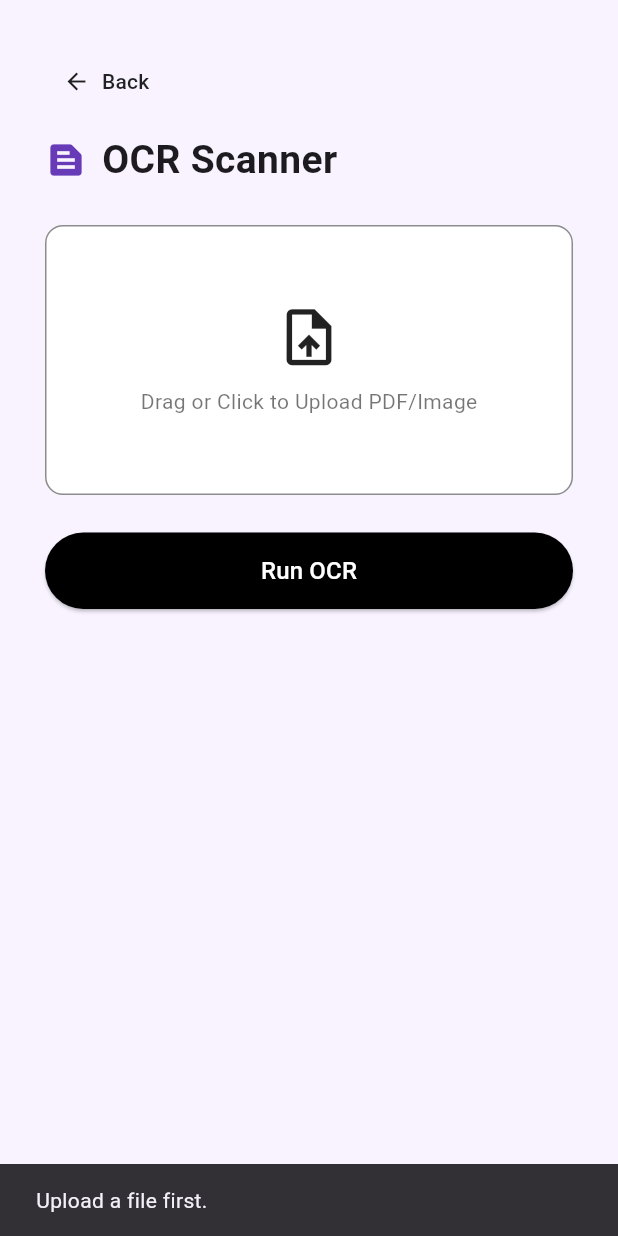
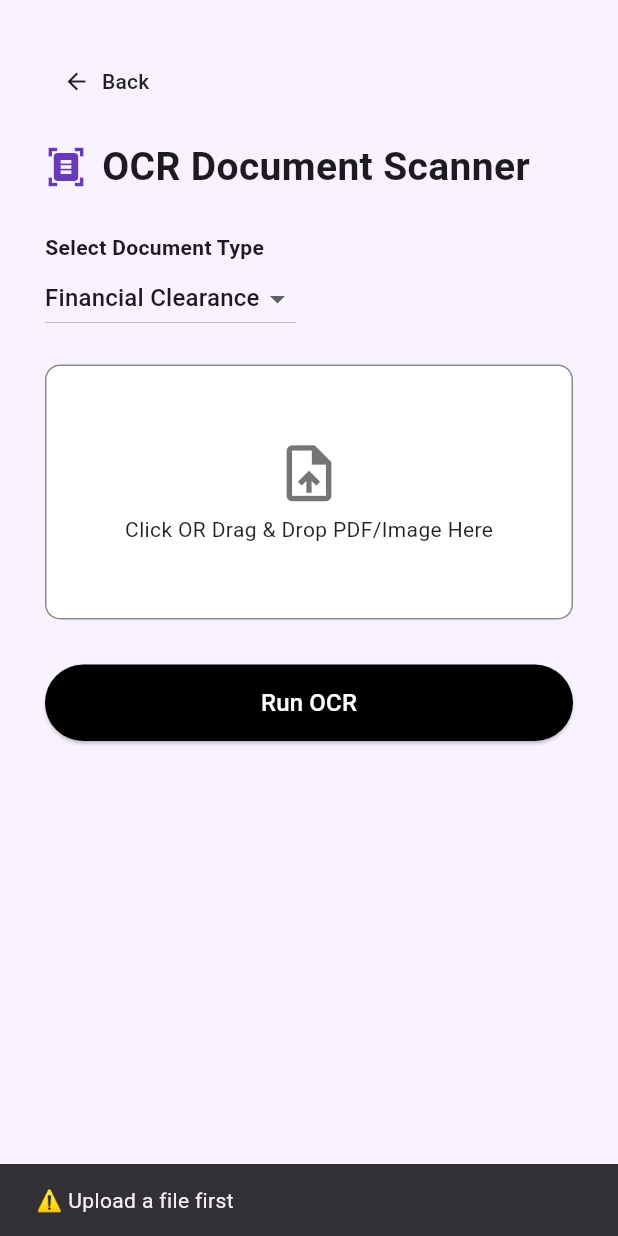
Before and after one commit to G11-AppDevProject/g11_frontend_appdevproject, a Flutter app: the FacultyOCRScreen screen opened directly with empty values, after a tap on "Run OCR", on a phone screen of 412 x 824 dp. Run offline on Flutter 3.47's test engine with Material 3 defaults, Android fonts, the phone set to English and light mode, and no system bars; our stand-ins replace file_picker.

Commit message:
Added OCR feature + UI + PDF recognition

```diff
--- a/smart_clearance_app/lib/screens/faculty/faculty_ocr_screen.dart
+++ b/smart_clearance_app/lib/screens/faculty/faculty_ocr_screen.dart
@@ -1,7 +1,8 @@
+import 'dart:convert';
+import 'dart:typed_data';
 import 'package:flutter/material.dart';
 import 'package:file_picker/file_picker.dart';
-import 'dart:typed_data';
-
+import 'package:http/http.dart' as http;
 
 class FacultyOCRScreen extends StatefulWidget {
   final String requestId;
@@ -14,59 +15,83 @@ class FacultyOCRScreen extends StatefulWidget {
 class _FacultyOCRScreenState extends State<FacultyOCRScreen> {
   Uint8List? selectedFileBytes;
   String? selectedFileName;
+  String selectedDocType = "Financial Clearance";
   bool isLoading = false;
 
-  // =========================
-  // PICK FILE (PDF / IMAGE)
-  // =========================
+  // 🔥 YOUR API KEY
+  final String apiKey = "K83221736988957";
+
+  // ========================= PICK FILE =========================
   Future<void> pickFile() async {
     final result = await FilePicker.platform.pickFiles(
       withData: true,
-      allowMultiple: false,
       type: FileType.custom,
-      allowedExtensions: ['pdf', 'jpg', 'jpeg', 'png'],
+      allowedExtensions: ['pdf', 'png', 'jpg', 'jpeg'],
     );
 
-    if (result != null && result.files.isNotEmpty) {
-      final file = result.files.single;
-
-      if (file.size > 10 * 1024 * 1024) { // 10MB LIMIT
-        ScaffoldMessenger.of(context).showSnackBar(
-          const SnackBar(content: Text("File too large. Max 10MB")),
-        );
-        return;
-      }
-
+    if (result != null) {
       setState(() {
-        selectedFileBytes = file.bytes;
-        selectedFileName = file.name;
+        selectedFileBytes = result.files.single.bytes;
+        selectedFileName = result.files.single.name;
       });
     }
   }
 
-  // =========================
-  // NEXT — Connect OCR Later
-  // =========================
+  // ========================= OCR PROCESS =========================
   Future<void> processOCR() async {
     if (selectedFileBytes == null) {
       ScaffoldMessenger.of(context).showSnackBar(
-        const SnackBar(content: Text("Upload a file first.")),
+        const SnackBar(content: Text("⚠ Upload a file first")),
       );
       return;
     }
 
     setState(() => isLoading = true);
 
-    // 🔥 OCR WILL BE ADDED HERE IN NEXT STEP
-    await Future.delayed(const Duration(seconds: 1));
+    try {
+      var request = http.MultipartRequest(
+        "POST",
+        Uri.parse("https://api.ocr.space/parse/image"),
+      );
+
+      request.headers.addAll({"apikey": apiKey});
+      request.files.add(
+        http.MultipartFile.fromBytes("file", selectedFileBytes!,
+            filename: selectedFileName),
+      );
+
+      var response = await request.send();
+      var result = await response.stream.bytesToString();
+      var data = jsonDecode(result);
 
       setState(() => isLoading = false);
 
+      String extracted =
+          data["ParsedResults"]?[0]?["ParsedText"] ?? "No text detected.";
+
+      // ===================== SHOW RESULT =====================
+      showDialog(
+        context: context,
+        builder: (_) => AlertDialog(
+          title: Text("$selectedDocType OCR Result"),
+          content: SingleChildScrollView(child: Text(extracted)),
+          actions: [
+            TextButton(
+              onPressed: () => Navigator.pop(context),
+              child: const Text("Close"),
+            )
+          ],
+        ),
+      );
+    } catch (e) {
+      setState(() => isLoading = false);
       ScaffoldMessenger.of(context).showSnackBar(
-      const SnackBar(content: Text("OCR Ready — Next Phase to Integrate")),
+        SnackBar(content: Text("OCR Failed → $e")),
       );
     }
+  }
 
+  // ========================= UI + DRAG UI =========================
   @override
   Widget build(BuildContext context) {
     return Scaffold(
@@ -77,58 +102,83 @@ class _FacultyOCRScreenState extends State<FacultyOCRScreen> {
           child: Column(
             crossAxisAlignment: CrossAxisAlignment.start,
             children: [
-
-              // BACK TO DETAILS
               TextButton.icon(
                 onPressed: () => Navigator.pop(context),
                 icon: const Icon(Icons.arrow_back, color: Colors.black87),
-                label: const Text("Back", style: TextStyle(color: Colors.black87)),
+                label: const Text("Back",
+                    style: TextStyle(color: Colors.black87)),
               ),
+              const SizedBox(height: 15),
 
-              const SizedBox(height: 10),
-
-              // HEADER
-              Row(
-                children: const [
-                  Icon(Icons.text_snippet, color: Colors.deepPurple, size: 28),
+              const Row(children: [
+                Icon(Icons.document_scanner,
+                    size: 28, color: Colors.deepPurple),
                 SizedBox(width: 10),
-                  Text("OCR Scanner",
+                Text(
+                  "OCR Document Scanner",
                   style: TextStyle(fontSize: 26, fontWeight: FontWeight.bold),
                 ),
-                ],
-              ),
+              ]),
 
               const SizedBox(height: 25),
 
-              // UPLOAD BOX
-              GestureDetector(
+              const Text("Select Document Type",
+                  style: TextStyle(fontWeight: FontWeight.bold)),
+              DropdownButton<String>(
+                value: selectedDocType,
+                items: ["Financial Clearance"]
+                    .map((e) => DropdownMenuItem(value: e, child: Text(e)))
+                    .toList(),
+                onChanged: (v) => setState(() => selectedDocType = v!),
+              ),
+
+              const SizedBox(height: 20),
+
+              // ================= DRAG + CLICK BOX =================
+              DragTarget<Uint8List>(
+                onAccept: (fileBytes) {
+                  setState(() {
+                    selectedFileBytes = fileBytes;
+                    selectedFileName = "Dragged_File.pdf";
+                  });
+                },
+                builder: (context, candidate, rejected) {
+                  return GestureDetector(
                     onTap: pickFile,
                     child: Container(
-                  height: 180,
+                      height: 170,
                       decoration: BoxDecoration(
-                    borderRadius: BorderRadius.circular(12),
+                        color: candidate.isNotEmpty
+                            ? Colors.green.shade100
+                            : Colors.white,
+                        borderRadius: BorderRadius.circular(10),
                         border: Border.all(color: Colors.black45),
-                    color: Colors.white,
                       ),
                       child: Center(
                         child: Column(
                           mainAxisAlignment: MainAxisAlignment.center,
                           children: [
-                        const Icon(Icons.upload_file, size: 45, color: Colors.black87),
-                        const SizedBox(height: 10),
+                            Icon(Icons.upload_file,
+                                size: 45,
+                                color: candidate.isNotEmpty
+                                    ? Colors.green
+                                    : Colors.black54),
+                            const SizedBox(height: 5),
                             Text(
-                          selectedFileName ?? "Drag or Click to Upload PDF/Image",
-                          style: const TextStyle(fontSize: 14, color: Colors.black54),
-                        ),
+                              selectedFileName ??
+                                  "Click OR Drag & Drop PDF/Image Here",
+                              style: const TextStyle(color: Colors.black87),
+                            )
                           ],
                         ),
                       ),
                     ),
+                  );
+                },
               ),
 
-              const SizedBox(height: 25),
+              const SizedBox(height: 30),
 
-              // PROCESS BUTTON
               SizedBox(
                 width: double.infinity,
                 child: ElevatedButton(
@@ -139,7 +189,8 @@ class _FacultyOCRScreenState extends State<FacultyOCRScreen> {
                   ),
                   child: isLoading
                       ? const CircularProgressIndicator(color: Colors.white)
-                      : const Text("Run OCR", style: TextStyle(color: Colors.white, fontSize: 16)),
+                      : const Text("Run OCR",
+                          style: TextStyle(color: Colors.white, fontSize: 16)),
                 ),
               ),
             ],
```
Also changed, not shown: 1 other file. Lines whose indentation alone changed are shown as unchanged.
